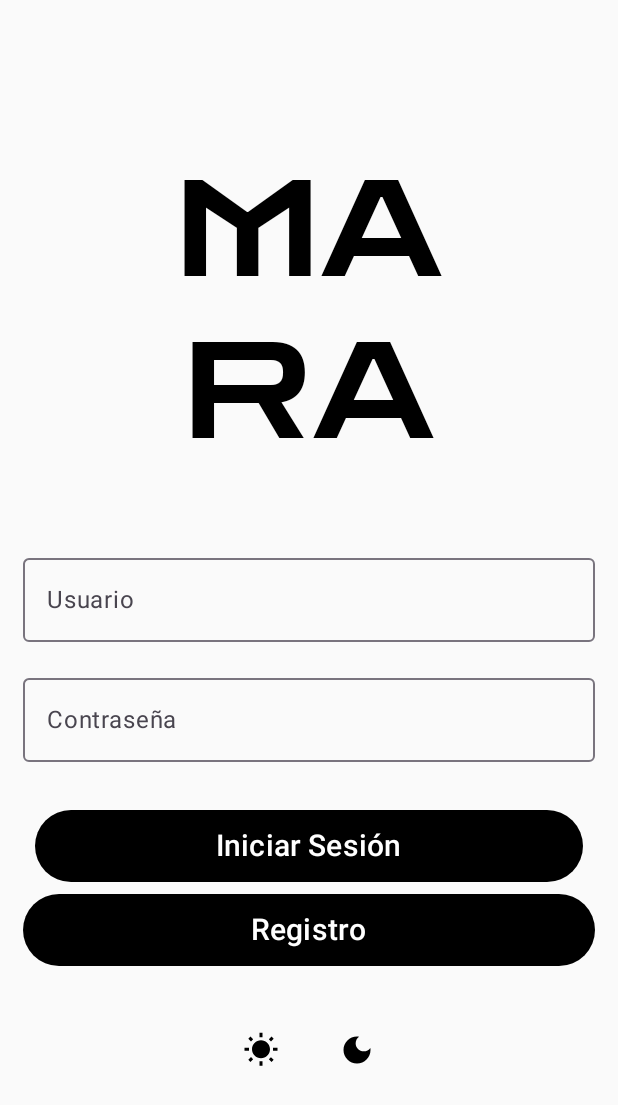
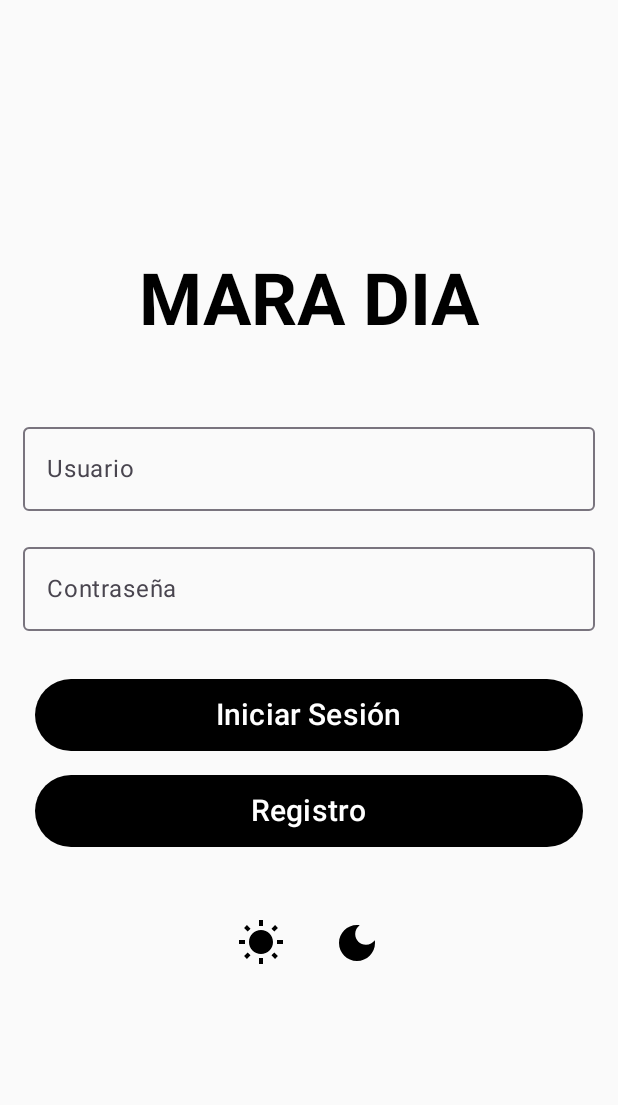
Before and after one commit to dnoblejas/CRM_Mara, an Android app built with Jetpack Compose: the screen it shows after launch (MainActivity), after a tap on "Modo claro", on a phone screen of 412 x 824 dp. Shown: the top 1105 px of the screen. Run offline under Robolectric (Android 15) with nearby library versions, the phone set to English and light mode, and no system bars; our stand-ins replace Firebase (no records; nobody signed in at launch, a user with empty details on screens opened directly).

```diff
--- a/app/src/main/java/com/example/crm_mara/NavigationWrapper.kt
+++ b/app/src/main/java/com/example/crm_mara/NavigationWrapper.kt
@@ -1,8 +1,8 @@
 package com.example.crm_mara
 
 import androidx.compose.runtime.Composable
+import androidx.navigation.NavHostController
 import androidx.navigation.compose.NavHost
-import androidx.navigation.NavHostController
 import androidx.navigation.compose.composable
 import com.example.crm_mara.oscuro.AgendaOscuro
 import com.example.crm_mara.oscuro.InicioSesionOscuro
@@ -13,10 +13,9 @@ import com.example.crm_mara.scenes.Cancelar
 import com.example.crm_mara.scenes.CitasClientes
 import com.example.crm_mara.scenes.InfoClientes
 import com.example.crm_mara.scenes.InicioSesion
-import com.example.crm_mara.scenes.TiposCortes
 import com.example.crm_mara.scenes.Registro
 import com.example.crm_mara.scenes.ReseñasScreen
-
+import com.example.crm_mara.scenes.TiposCortes
 
 @Composable
 fun NavigationWrapper (navHostController: NavHostController) {
@@ -32,10 +31,7 @@ fun NavigationWrapper (navHostController: NavHostController) {
         composable("InfoClientes") { InfoClientes(navHostController) }
         composable("Registro") { Registro(navHostController) }
         composable("TiposCortes") { TiposCortes(navHostController) }
-        composable(route = "reseñasScreen") {
-            ReseñasScreen(usuarioActual = "UsuarioEjemplo", navHostController = navHostController)
-        }
-
+        composable("ReseñasScreen") { ReseñasScreen(usuarioActual = "usuarioEjemplo", navHostController = navHostController) }
         // Modo Oscuro
 
         composable("InicioSesionOscuro") { InicioSesionOscuro(navHostController) }
--- a/app/src/main/java/com/example/crm_mara/scenes/InicioSesion.kt
+++ b/app/src/main/java/com/example/crm_mara/scenes/InicioSesion.kt
@@ -1,26 +1,11 @@
 package com.example.crm_mara.scenes
 
-import androidx.compose.foundation.layout.Arrangement
-import androidx.compose.foundation.layout.Column
-import androidx.compose.foundation.layout.PaddingValues
-import androidx.compose.foundation.layout.Row
-import androidx.compose.foundation.layout.Spacer
-import androidx.compose.foundation.layout.fillMaxSize
-import androidx.compose.foundation.layout.fillMaxWidth
-import androidx.compose.foundation.layout.padding
-import androidx.compose.foundation.layout.size
+import androidx.compose.foundation.layout.*
 import androidx.compose.foundation.text.KeyboardOptions
 import androidx.compose.material.icons.Icons
 import androidx.compose.material.icons.filled.DarkMode
 import androidx.compose.material.icons.filled.WbSunny
-import androidx.compose.material3.Button
-import androidx.compose.material3.ButtonDefaults
-import androidx.compose.material3.CircularProgressIndicator
-import androidx.compose.material3.Icon
-import androidx.compose.material3.IconButton
-import androidx.compose.material3.MaterialTheme
-import androidx.compose.material3.OutlinedTextField
-import androidx.compose.material3.Text
+import androidx.compose.material3.*
 import androidx.compose.runtime.Composable
 import androidx.compose.runtime.getValue
 import androidx.compose.runtime.mutableStateOf
@@ -29,12 +14,13 @@ import androidx.compose.runtime.setValue
 import androidx.compose.ui.Alignment
 import androidx.compose.ui.Modifier
 import androidx.compose.ui.graphics.Color
+import androidx.compose.ui.text.font.FontWeight
 import androidx.compose.ui.text.input.KeyboardType
 import androidx.compose.ui.text.input.PasswordVisualTransformation
 import androidx.compose.ui.unit.dp
 import androidx.compose.ui.unit.sp
 import androidx.navigation.NavController
-import com.example.crm_mara.ui.theme.ZendotsFamily
+
 import com.google.firebase.firestore.FirebaseFirestore
 
 @Composable
@@ -42,8 +28,8 @@ fun InicioSesion(navController: NavController) {
     var nombre by remember { mutableStateOf("") }
     var contraseña by remember { mutableStateOf("") }
     var loginError by remember { mutableStateOf("") }
-    var isLoading by remember { mutableStateOf(false) }
 
+    // Instancia de Firebase Firestore
     val db = FirebaseFirestore.getInstance()
 
     Column(
@@ -53,109 +39,129 @@ fun InicioSesion(navController: NavController) {
             .fillMaxSize()
             .padding(start = 15.dp, end = 15.dp)
     ) {
-        // Texto dividido en dos líneas
+        // Título MARA
         Text(
-            text = "MA",
+            text = "MARA DIA",
             color = Color.Black,
-            fontSize = 90.sp,
-            style = MaterialTheme.typography.titleLarge.copy(
-                fontFamily = ZendotsFamily,
-                fontSize = 90.sp
-            )
-        )
-        Text(
-            text = "RA",
-            color = Color.Black,
-            fontSize = 90.sp,
-            style = MaterialTheme.typography.titleLarge.copy(
-                fontFamily = ZendotsFamily,
-                fontSize = 90.sp
-            )
+            fontSize = 48.sp,
+            fontWeight = FontWeight.Bold
         )
         Spacer(modifier = Modifier.size(48.dp))
 
+        // Campo de texto para usuario
         OutlinedTextField(
             value = nombre,
             onValueChange = { nombre = it },
             label = { Text("Usuario") },
             modifier = Modifier.fillMaxWidth()
         )
+
         Spacer(modifier = Modifier.size(16.dp))
 
+        // Campo de texto para contraseña
         OutlinedTextField(
             value = contraseña,
             onValueChange = { contraseña = it },
             label = { Text("Contraseña") },
-            visualTransformation = PasswordVisualTransformation(),
+            visualTransformation = PasswordVisualTransformation(),  // Asegura que el texto se oculte
             keyboardOptions = KeyboardOptions.Default.copy(keyboardType = KeyboardType.Password),
             modifier = Modifier.fillMaxWidth()
         )
+
         Spacer(modifier = Modifier.size(24.dp))
 
+        // Mensaje de error si existe
         if (loginError.isNotEmpty()) {
             Text(text = loginError, color = Color.Red)
         }
 
+        // Botón para iniciar sesión
         Button(
             onClick = {
-                if (nombre.isEmpty() || contraseña.isEmpty()) {
-                    loginError = "Por favor, completa todos los campos"
-                    return@Button
-                }
-
-                isLoading = true
+                if (nombre.isNotEmpty() && contraseña.isNotEmpty()) {
                     db.collection("clientes")
                         .whereEqualTo("nombre", nombre)
                         .whereEqualTo("contraseña", contraseña)
                         .get()
                         .addOnSuccessListener { documents ->
-                        isLoading = false
                             if (!documents.isEmpty) {
+                                // Usuario encontrado, navega a la pantalla de menú
                                 navController.navigate("TiposCortes")
                             } else {
-                            loginError = "Usuario o contraseña incorrectos"
+                                // Usuario no encontrado, muestra un mensaje de error
+                                loginError = "Usuario no registrado"
                             }
                         }
                         .addOnFailureListener {
-                        isLoading = false
+                            // Error en la consulta a Firebase
                             loginError = "Error de conexión, intenta de nuevo"
+                        }
+                } else {
+                    loginError = "Por favor, completa todos los campos"
                 }
             },
             colors = ButtonDefaults.buttonColors(containerColor = Color.Black),
-            enabled = !isLoading,
             modifier = Modifier
                 .fillMaxWidth()
                 .padding(8.dp),
             contentPadding = PaddingValues(12.dp)
         ) {
-            if (isLoading) {
-                CircularProgressIndicator(color = Color.White, modifier = Modifier.size(24.dp))
-            } else {
-                Text(text = "Iniciar Sesión", color = Color.White, fontSize = 20.sp)
-            }
+            Text(
+                text = "Iniciar Sesión",
+                color = Color.White,
+                fontSize = 20.sp
+            )
         }
 
+        // Botón para registro
         Button(
             onClick = { navController.navigate("Registro") },
             colors = ButtonDefaults.buttonColors(containerColor = Color.Black),
-            modifier = Modifier.fillMaxWidth(),
+            modifier = Modifier
+                .fillMaxWidth()
+                .padding(8.dp),
             contentPadding = PaddingValues(12.dp)
         ) {
-            Text(text = "Registro", color = Color.White, fontSize = 20.sp)
+            Text(
+                text = "Registro",
+                color = Color.White,
+                fontSize = 20.sp
+            )
         }
 
         Spacer(modifier = Modifier.size(32.dp))
 
+        // Íconos de sol y luna
         Row(
             horizontalArrangement = Arrangement.Center,
             modifier = Modifier.fillMaxWidth()
         ) {
-            IconButton(onClick = { /* Cambiar al tema claro */ }, modifier = Modifier.size(48.dp)) {
-                Icon(imageVector = Icons.Filled.WbSunny, contentDescription = "Modo claro", tint = Color.Black)
+            // Botón de sol (WbSunny)
+            IconButton(
+                onClick = { navController.navigate("InicioSesion") },
+                modifier = Modifier.size(48.dp)
+            ) {
+                Icon(
+                    imageVector = Icons.Filled.WbSunny,
+                    contentDescription = "Modo claro",
+                    tint = Color.Black,
+                    modifier = Modifier.size(32.dp)
+                )
             }
+
             Spacer(modifier = Modifier.size(16.dp))
-            IconButton(onClick = { /* Cambiar al tema oscuro */ }, modifier = Modifier.size(48.dp)) {
-                Icon(imageVector = Icons.Filled.DarkMode, contentDescription = "Modo oscuro", tint = Color.Black)
+
+            // Botón de luna (DarkMode)
+            IconButton(
+                onClick = { navController.navigate("InicioSesionOscuro") },
+                modifier = Modifier.size(48.dp)
+            ) {
+                Icon(
+                    imageVector = Icons.Filled.DarkMode,
+                    contentDescription = "Modo oscuro",
+                    tint = Color.Black,
+                    modifier = Modifier.size(32.dp)
+                )
             }
         }
     }
```
Also changed, not shown: app/src/main/java/com/example/crm_mara/scenes/ReseñasScreen.kt (+21 -19 lines). Lines whose indentation alone changed are shown as unchanged.
